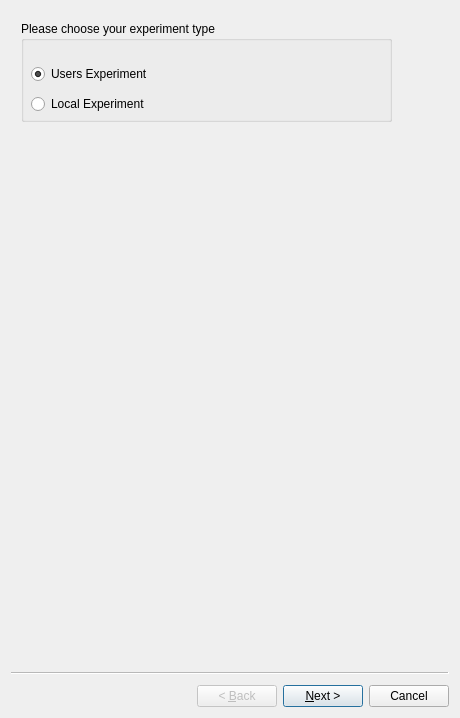
First picture: the form in ui/configWizard.ui, repository SESAME-Synchrotron/HESEBScanTool, before the edit.
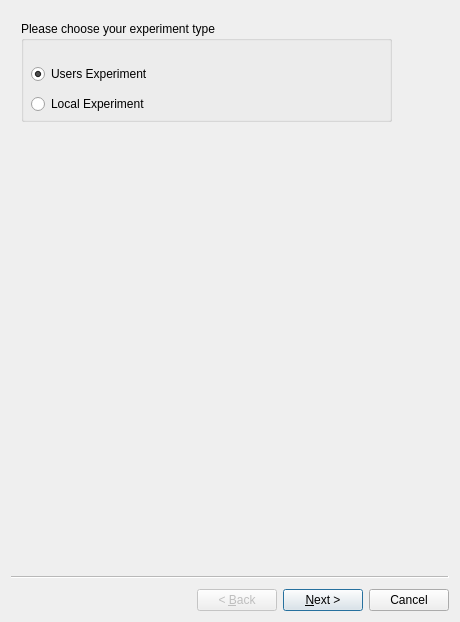
Second picture: the form after the edit.

Commit message:
removing vcm, vfm, mono from GUI
inherited from XAFS daq system

Diff of the .ui file:
```diff
--- a/ui/configWizard.ui
+++ b/ui/configWizard.ui
@@ -7,7 +7,7 @@
     <x>0</x>
     <y>0</y>
     <width>460</width>
-    <height>718</height>
+    <height>622</height>
    </rect>
   </property>
   <property name="windowTitle">
```
Left out of the diff: 141 changed lines with no effect on the pictures. The commit also changes 1 other file.
